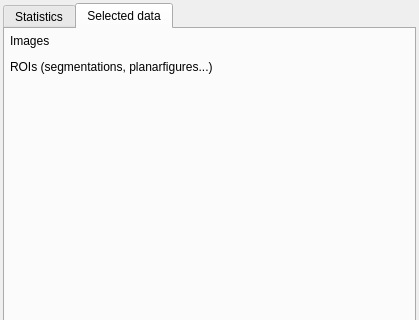
Above: Plugins/org.mitk.gui.qt.measurementtoolbox/src/internal/QmitkImageStatisticsViewControls.ui from MITK/MITK before the change; both pictures show x 0 to 419 and y 0 to 320 of the 419 by 1016 pixel window. Below: the same form after it.
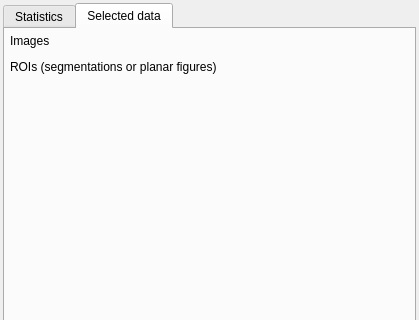
That is the form after the change. The open tabs and pages were chosen to show the change. Custom widgets are drawn as their Qt base class.

Commit message:
Clean up Image Statistics View GUI
Unify wording and capitalization of labels, buttons, and selection
hints, and cap the height of the two node selectors on the "Selected
data" tab. Without a limit each selector claimed a third of the tab
regardless of how many nodes were selected.

Resolves: #913

The edit to the form file:
```diff
--- a/Plugins/org.mitk.gui.qt.measurementtoolbox/src/internal/QmitkImageStatisticsViewControls.ui
+++ b/Plugins/org.mitk.gui.qt.measurementtoolbox/src/internal/QmitkImageStatisticsViewControls.ui
@@ -225,7 +225,7 @@
           </sizepolicy>
          </property>
          <property name="text">
-          <string>ROIs (segmentations, planarfigures...)</string>
+          <string>ROIs (segmentations or planar figures)</string>
          </property>
         </widget>
        </item>
```
Left out of the diff: 30 changed lines with no effect on the pictures. The commit also changes 3 other files.
